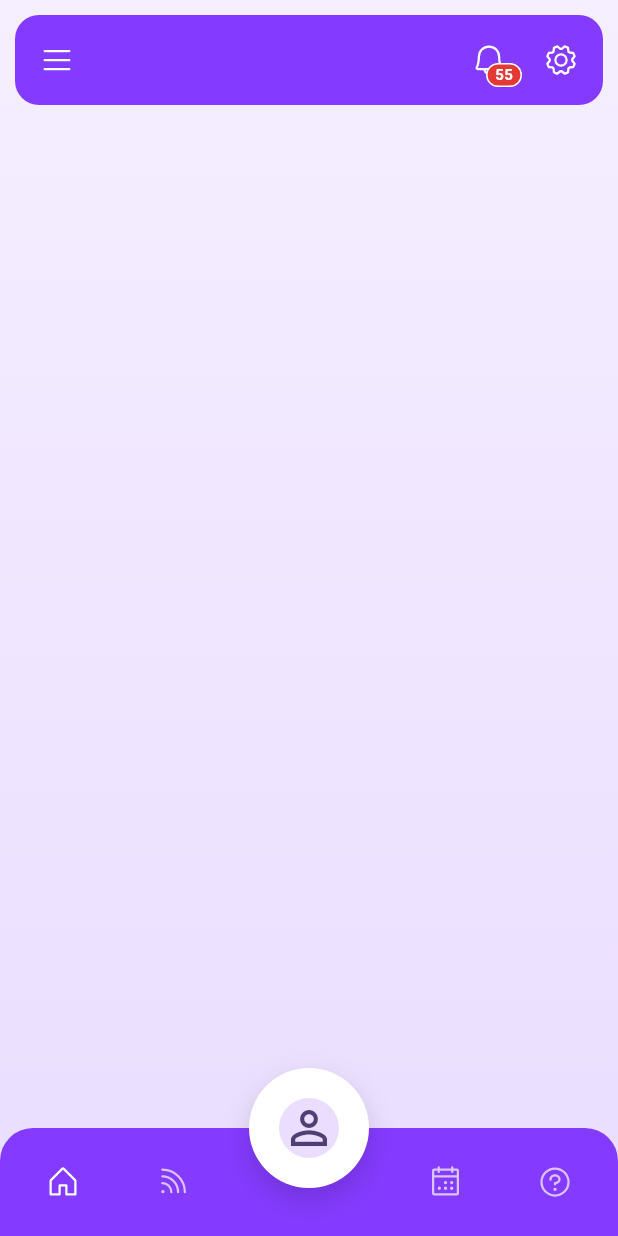
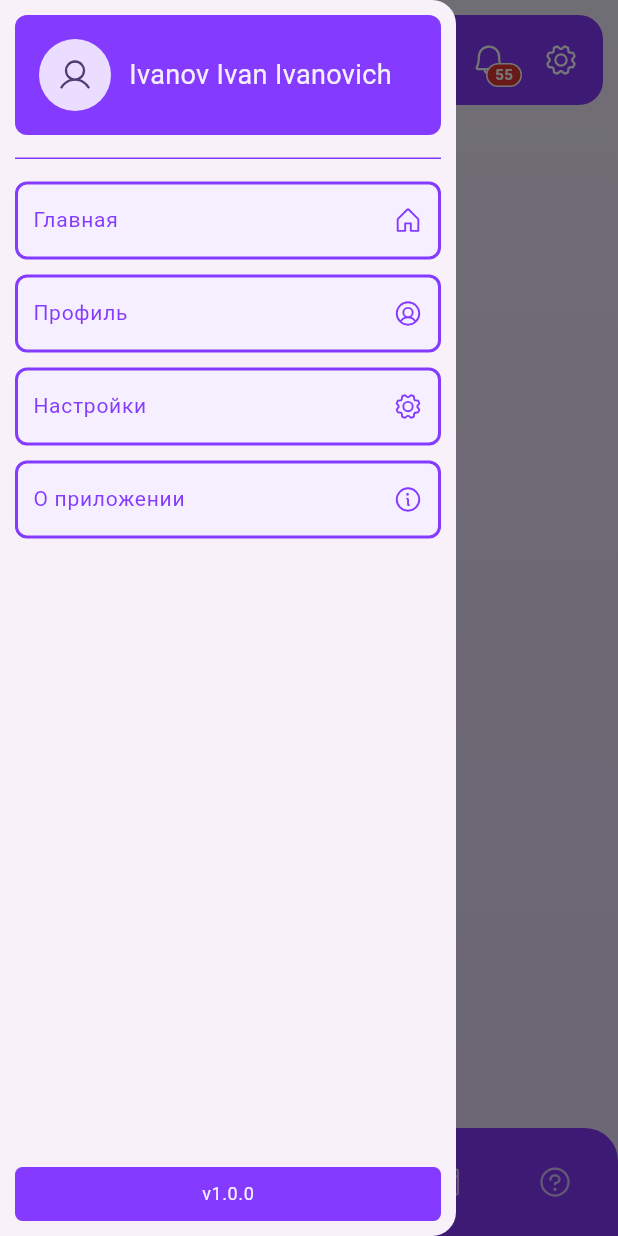
Before and after one commit to s-webs/skma_smartapp, a Flutter app: the BasicLayout screen opened directly, with the side drawer open (before the commit the screen has no drawer), on a phone screen of 412 x 824 dp. Run offline on Flutter 3.47's test engine with Material 3 defaults, Android fonts, the phone set to English and light mode, and no system bars; our stand-ins replace dio, flutter_riverpod, go_router, hive_flutter, hooks_riverpod, phosphor_flutter and 1 more; accounts and stored records are empty.

Commit message:
Сделал sidebar

```diff
--- /dev/null
+++ b/lib/core/widgets/app_sidebar.dart
@@ -0,0 +1,149 @@
+import 'package:flutter/material.dart';
+import 'package:phosphor_flutter/phosphor_flutter.dart';
+import 'package:skma_smartapp/core/theme/brand_colors.dart';
+
+class AppSidebar extends StatelessWidget {
+  const AppSidebar({super.key, this.onClose});
+
+  final VoidCallback? onClose;
+
+  @override
+  Widget build(BuildContext context) {
+    final theme = Theme.of(context);
+    final brand = Theme.of(context).extension<BrandColors>()!;
+    final text = theme.textTheme;
+
+    return Drawer(
+      child: SafeArea(
+        child: Column(
+          children: [
+            // Header
+            Padding(
+              padding: const EdgeInsets.fromLTRB(10, 10, 10, 15),
+              child: Container(
+                padding: const EdgeInsets.all(16),
+                alignment: Alignment.centerLeft,
+                clipBehavior: Clip.antiAlias,
+                decoration: BoxDecoration(
+                  color: brand.main,
+                  borderRadius: BorderRadius.circular(8),
+                ),
+                child: Row(
+                  children: [
+                    const CircleAvatar(
+                      radius: 24,
+                      child: Icon(PhosphorIconsRegular.user),
+                    ),
+                    const SizedBox(width: 12),
+                    Expanded(
+                      child: Text(
+                        'Ivanov Ivan Ivanovich',
+                        style: TextStyle(color: brand.bgPrimary, fontSize: 18),
+                      ),
+                    ),
+                  ],
+                ),
+              ),
+            ),
+            Padding(
+              padding: EdgeInsets.symmetric(vertical: 0, horizontal: 10),
+              child: Divider(height: 1, color: brand.main),
+            ),
+            SizedBox(height: 15),
+            // Items
+            Expanded(
+              child: ListView(
+                children: [
+                  _Tile(
+                    icon: PhosphorIconsRegular.house,
+                    title: 'Главная',
+                    onTap: () => Navigator.of(context).maybePop(),
+                  ),
+                  _Tile(
+                    icon: PhosphorIconsRegular.userCircle,
+                    title: 'Профиль',
+                    onTap: () => Navigator.of(context).maybePop(),
+                  ),
+                  _Tile(
+                    icon: PhosphorIconsRegular.gear,
+                    title: 'Настройки',
+                    onTap: () => Navigator.of(context).maybePop(),
+                  ),
+                  _Tile(
+                    icon: PhosphorIconsRegular.info,
+                    title: 'О приложении',
+                    onTap: () => Navigator.of(context).maybePop(),
+                  ),
+                ],
+              ),
+            ),
+            Padding(
+              padding: const EdgeInsets.fromLTRB(10, 20, 10, 10),
+              child: SizedBox(
+                width: double.infinity,
+                child: Container(
+                  padding: const EdgeInsets.symmetric(horizontal: 16, vertical: 10),
+                  decoration: BoxDecoration(
+                    color: brand.main,
+                    borderRadius: BorderRadius.circular(5),
+                  ),
+                  alignment: Alignment.center,
+                  child: Text(
+                    'v1.0.0',
+                    style: text.bodySmall?.copyWith(color: brand.bgPrimary),
+                  ),
+                ),
+              ),
+            ),
+
+          ],
+        ),
+      ),
+    );
+  }
+}
+
+class _Tile extends StatelessWidget {
+  const _Tile({
+    required this.icon,
+    required this.title,
+    this.onTap,
+    this.selected = false,
+  });
+
+  final IconData icon;
+  final String title;
+  final VoidCallback? onTap;
+  final bool selected;
+
+  @override
+  Widget build(BuildContext context) {
+    final brand = Theme.of(context).extension<BrandColors>()!;
+    final radius = BorderRadius.circular(8);
+
+    return Padding(
+      padding: const EdgeInsets.fromLTRB(10, 0, 10, 10),
+      child: ListTile(
+        onTap: onTap,
+        dense: true,
+        title: Text(
+          title,
+          style: TextStyle(
+            color: brand.main,
+            fontSize: 14,
+          ),
+        ),
+        trailing: Icon(icon, color: brand.main, size: 20),
+        shape: RoundedRectangleBorder(
+          borderRadius: radius,
+          side: BorderSide(
+            color: selected ? const Color(0xFF2F80ED) : brand.main, // синяя рамка при selected
+            width: 2,
+          ),
+        ),
+        tileColor: brand.bgPrimary,
+        contentPadding: const EdgeInsets.fromLTRB(10, 0, 10, 0),
+      ),
+    );
+  }
+}
--- a/lib/core/widgets/basic_layout.dart
+++ b/lib/core/widgets/basic_layout.dart
@@ -3,8 +3,9 @@ import 'package:skma_smartapp/core/theme/brand_colors.dart';
 
 import 'basic_top_bar.dart';
 import 'basic_bottom_bar.dart';
+import 'app_sidebar.dart';
 
-class BasicLayout extends StatelessWidget {
+class BasicLayout extends StatefulWidget {
   const BasicLayout({
     super.key,
     required this.body,
@@ -31,12 +32,35 @@ class BasicLayout extends StatelessWidget {
   final ImageProvider? avatar;
 
   @override
+  State<BasicLayout> createState() => _BasicLayoutState();
+}
+
+class _BasicLayoutState extends State<BasicLayout> {
+  final _scaffoldKey = GlobalKey<ScaffoldState>();
+
+  void _openDrawer() {
+    _scaffoldKey.currentState?.openDrawer();
+  }
+
+  void _handleMenuPressed() {
+    // Сначала даём шанс внешнему обработчику (если он есть),
+    // затем гарантированно открываем Drawer.
+    widget.onMenuPressed?.call();
+    _openDrawer();
+  }
+
+  @override
   Widget build(BuildContext context) {
     final theme = Theme.of(context);
     final brand = theme.extension<BrandColors>();
     final main = brand?.main ?? const Color(0xFF7A34F4);
 
     return Scaffold(
+      key: _scaffoldKey,
+      drawerEnableOpenDragGesture: false,
+      drawer: AppSidebar(
+        onClose: () => Navigator.of(context).pop(),
+      ),
       extendBody: true,
       body: Container(
         decoration: BoxDecoration(
@@ -55,9 +79,8 @@ class BasicLayout extends StatelessWidget {
             children: [
               Positioned.fill(
                 child: Padding(
-                  // отступы под верх/низ панели
                   padding: const EdgeInsets.fromLTRB(16, 72, 16, 120),
-                  child: body,
+                  child: widget.body,
                 ),
               ),
               Positioned(
@@ -66,10 +89,10 @@ class BasicLayout extends StatelessWidget {
                 top: 10,
                 child: BasicTopBar(
                   color: main,
-                  notifications: notifications,
-                  onMenuPressed: onMenuPressed,
-                  onNotificationsPressed: onNotificationsPressed,
-                  onSettingsPressed: onSettingsPressed,
+                  notifications: widget.notifications,
+                  onMenuPressed: _handleMenuPressed,
+                  onNotificationsPressed: widget.onNotificationsPressed,
+                  onSettingsPressed: widget.onSettingsPressed,
                 ),
               ),
               Positioned(
@@ -78,10 +101,10 @@ class BasicLayout extends StatelessWidget {
                 bottom: 0,
                 child: BasicBottomBar(
                   color: main,
-                  selected: currentIndex,
-                  onTap: onTabSelected,
-                  onAvatarPressed: onAvatarPressed,
-                  avatar: avatar,
+                  selected: widget.currentIndex,
+                  onTap: widget.onTabSelected,
+                  onAvatarPressed: widget.onAvatarPressed,
+                  avatar: widget.avatar,
                 ),
               ),
             ],
--- a/lib/core/widgets/basic_top_bar.dart
+++ b/lib/core/widgets/basic_top_bar.dart
@@ -1,6 +1,5 @@
 import 'package:flutter/material.dart';
 import 'package:phosphor_flutter/phosphor_flutter.dart';
-
 import 'notification_badge.dart';
 
 class BasicTopBar extends StatelessWidget {
@@ -47,8 +46,6 @@ class BasicTopBar extends StatelessWidget {
                 splashRadius: 22,
               ),
               if (notifications > 0)
-                const SizedBox.shrink(),
-              if (notifications > 0)
                 Positioned(
                   right: 2,
                   bottom: 6,
```
